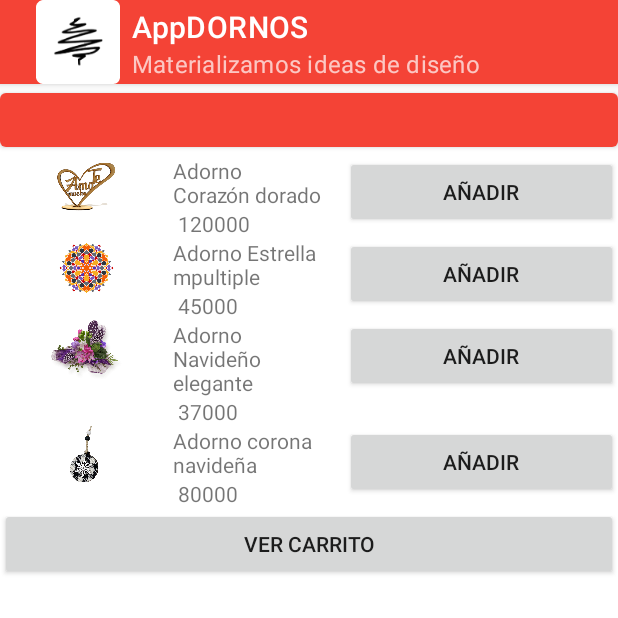
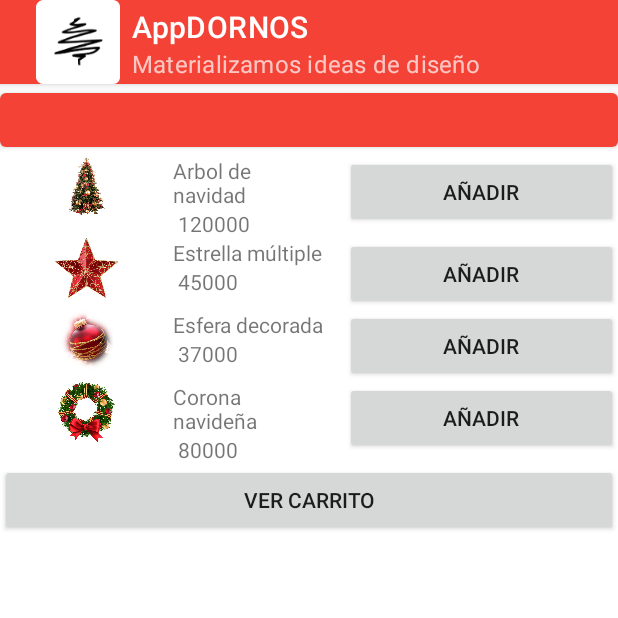
Before and after one commit to romabego1981/AdornosTienda2, an Android app: the Productos screen opened directly, with no data from a screen before it, on a phone screen of 412 x 824 dp, the top half of it. Run offline under Robolectric (Android 15) with nearby library versions, the light colour scheme and no system bars; libraries missing offline, so code that uses them is left out: dmax.dialog; 1 statement that could not run was skipped.

Commit message:
Modificacion imagenes Productos

```diff
--- a/app/src/main/java/usa/sesion1/adornostienda/Productos.java
+++ b/app/src/main/java/usa/sesion1/adornostienda/Productos.java
@@ -38,10 +38,10 @@ public class Productos extends AppCompatActivity {
         int matchParent = LinearLayout.LayoutParams.MATCH_PARENT;
         int wrapContent = LinearLayout.LayoutParams.WRAP_CONTENT;
         catalogo = new ArrayList<>();
-        catalogo.add(new Producto(1, "Adorno Corazón dorado", R.drawable.adorno1,120000));
-        catalogo.add(new Producto(2, "Adorno Estrella mpultiple", R.drawable.adorno2,45000));
-        catalogo.add(new Producto(3, "Adorno Navideño elegante", R.drawable.adorno3,37000));
-        catalogo.add(new Producto(4, "Adorno corona navideña", R.drawable.adorno4,80000));
+        catalogo.add(new Producto(1, "Arbol de navidad", R.drawable.arbol_navidad,120000));
+        catalogo.add(new Producto(2, "Estrella múltiple", R.drawable.estrella,45000));
+        catalogo.add(new Producto(3, "Esfera decorada", R.drawable.esfera_decorada,37000));
+        catalogo.add(new Producto(4, "Corona navideña", R.drawable.corona,80000));
         for (Producto producto:catalogo){
             linearHorizontal = new LinearLayout(this);
             linearHorizontal.setOrientation(LinearLayout.HORIZONTAL);
--- a/app/src/main/res/values/colors.xml
+++ b/app/src/main/res/values/colors.xml
@@ -10,8 +10,4 @@
     <color name="white">#FFFFFF</color>
     <color name="divider">#BDBDBD</color>
     <color name="black">#000000</color>
-    <color name="prueba">#03A9F4</color>
-    <color name="prueba2">#82BF1E</color>
-    <color name="prueba5">#E91E63</color>
-    <color name="prueba">#321106</color>
 </resources>
```
